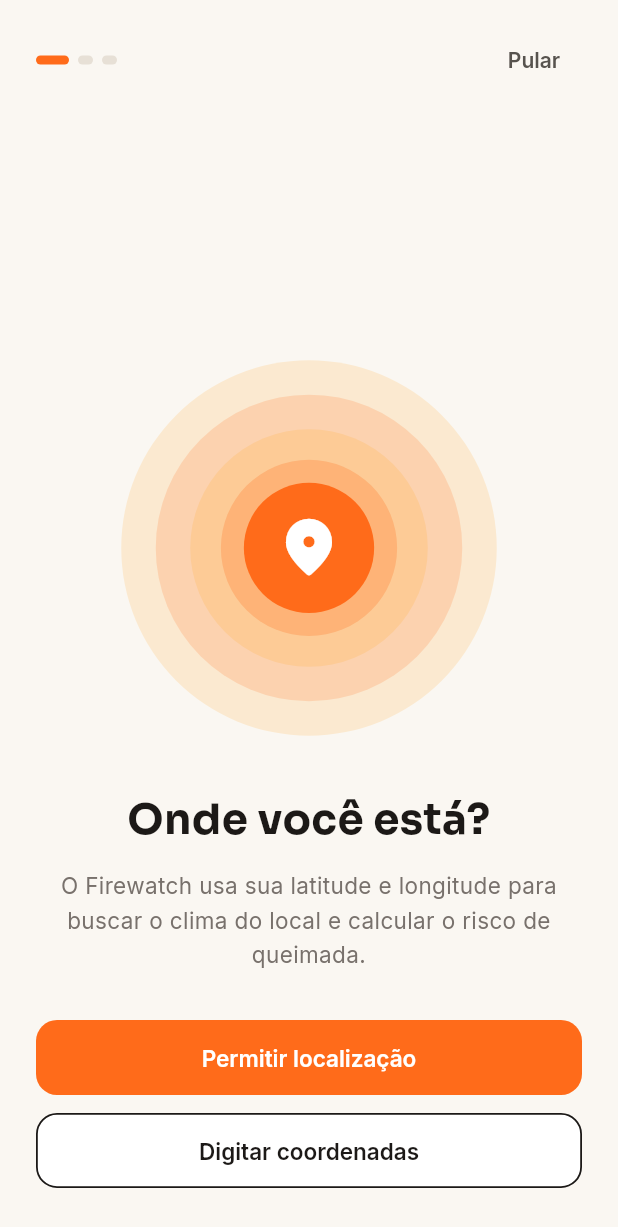
After one commit to FatecFranca/DSM-P5-G03-2026-02, a Flutter app: the screen it shows after launch, after a tap on "Começar", on a phone screen of 412 x 824 dp. The commit adds this screen. Shown: the top 1227 px of the screen. Run offline on Flutter 3.47's test engine with Material 3 defaults, Android fonts, the phone set to English and light mode, and no system bars; our stand-ins replace fl_chart, flutter_riverpod, geolocator, go_router, google_fonts.

Commit message:
feat(onboarding): adiciona captura de localização por GPS e entrada manual

```diff
--- /dev/null
+++ b/FirewatchApp/lib/core/models/geo_coordinates.dart
@@ -0,0 +1,19 @@
+/// Par de coordenadas geográficas (latitude/longitude).
+///
+/// Usado tanto para a posição obtida do GPS quanto para a entrada manual.
+class GeoCoordinates {
+  const GeoCoordinates({
+    required this.latitude,
+    required this.longitude,
+  });
+
+  final double latitude;
+  final double longitude;
+
+  /// Rótulo curto e legível das coordenadas.
+  String get label =>
+      '${latitude.toStringAsFixed(4)}, ${longitude.toStringAsFixed(4)}';
+
+  @override
+  String toString() => label;
+}
--- a/FirewatchApp/lib/core/providers/app_providers.dart
+++ b/FirewatchApp/lib/core/providers/app_providers.dart
@@ -1,7 +1,9 @@
 import 'package:flutter/material.dart';
 import 'package:flutter_riverpod/flutter_riverpod.dart';
 
+import '../../services/location_service.dart';
 import '../data/demo_data.dart';
+import '../models/geo_coordinates.dart';
 import '../models/risk_alert.dart';
 import '../models/risk_level.dart';
 
@@ -10,6 +12,13 @@ final themeModeProvider = StateProvider<ThemeMode>((ref) => ThemeMode.light);
 
 /// Localização selecionada na configuração.
 final locationProvider = StateProvider<String>((ref) => 'Franca, SP');
+
+/// Serviço de localização do dispositivo (permissão + GPS).
+final locationServiceProvider =
+    Provider<LocationService>((ref) => const LocationService());
+
+/// Coordenadas obtidas via GPS ou digitadas manualmente no onboarding.
+final coordinatesProvider = StateProvider<GeoCoordinates?>((ref) => null);
 
 /// Filtro de severidade na tela de alertas (null = todos).
 final alertSeverityFilterProvider =
--- a/FirewatchApp/lib/core/router/app_router.dart
+++ b/FirewatchApp/lib/core/router/app_router.dart
@@ -5,6 +5,8 @@ import '../../features/alerts/alerts_screen.dart';
 import '../../features/dashboard/dashboard_screen.dart';
 import '../../features/forecast/forecast_screen.dart';
 import '../../features/map/map_screen.dart';
+import '../../features/onboarding/coordinates_screen.dart';
+import '../../features/onboarding/location_onboarding_screen.dart';
 import '../../features/prevention/prevention_screen.dart';
 import '../../features/risk_details/risk_details_screen.dart';
 import '../../features/settings/settings_screen.dart';
@@ -24,6 +26,18 @@ abstract final class AppRouter {
         GoRoute(
           path: '/splash',
           builder: (context, state) => const SplashScreen(),
+        ),
+
+        // Onboarding de localização.
+        GoRoute(
+          parentNavigatorKey: _rootNavigatorKey,
+          path: '/onboarding/location',
+          builder: (context, state) => const LocationOnboardingScreen(),
+        ),
+        GoRoute(
+          parentNavigatorKey: _rootNavigatorKey,
+          path: '/onboarding/coordinates',
+          builder: (context, state) => const CoordinatesScreen(),
         ),
 
         // Navegação inferior com estado preservado por aba.
--- /dev/null
+++ b/FirewatchApp/lib/features/onboarding/location_onboarding_screen.dart
@@ -0,0 +1,258 @@
+import 'package:flutter/material.dart';
+import 'package:flutter_riverpod/flutter_riverpod.dart';
+import 'package:go_router/go_router.dart';
+
+import '../../core/providers/app_providers.dart';
+import '../../core/theme/app_colors.dart';
+import '../../core/theme/app_spacing.dart';
+import '../../core/theme/app_typography.dart';
+import '../../services/location_service.dart';
+
+/// Onboarding de localização.
+///
+/// Explica por que o Firewatch precisa das coordenadas e oferece duas saídas:
+/// solicitar a localização do aparelho ou digitar as coordenadas manualmente.
+class LocationOnboardingScreen extends ConsumerStatefulWidget {
+  const LocationOnboardingScreen({super.key});
+
+  @override
+  ConsumerState<LocationOnboardingScreen> createState() =>
+      _LocationOnboardingScreenState();
+}
+
+class _LocationOnboardingScreenState
+    extends ConsumerState<LocationOnboardingScreen> {
+  bool _requesting = false;
+
+  Future<void> _requestLocation() async {
+    if (_requesting) return;
+    setState(() => _requesting = true);
+    try {
+      final coordinates = await ref
+          .read(locationServiceProvider)
+          .getCurrentLocation();
+      ref.read(coordinatesProvider.notifier).state = coordinates;
+      if (!mounted) return;
+      context.go('/monitoring');
+    } on LocationException catch (error) {
+      if (!mounted) return;
+      _showMessage(error.message);
+    } catch (_) {
+      if (!mounted) return;
+      _showMessage('Não foi possível obter sua localização.');
+    } finally {
+      if (mounted) setState(() => _requesting = false);
+    }
+  }
+
+  void _showMessage(String message) {
+    ScaffoldMessenger.of(context)
+      ..hideCurrentSnackBar()
+      ..showSnackBar(SnackBar(content: Text(message)));
+  }
+
+  void _openManualEntry() {
+    context.push('/onboarding/coordinates');
+  }
+
+  void _skip() => context.go('/');
+
+  @override
+  Widget build(BuildContext context) {
+    final media = MediaQuery.sizeOf(context);
+    final illustrationSize = (media.width * 0.62).clamp(200.0, 300.0);
+
+    return Scaffold(
+      backgroundColor: AppColors.background,
+      body: SafeArea(
+        child: LayoutBuilder(
+          builder: (context, constraints) {
+            return SingleChildScrollView(
+              child: ConstrainedBox(
+                constraints: BoxConstraints(minHeight: constraints.maxHeight),
+                child: IntrinsicHeight(
+                  child: Padding(
+                    padding: const EdgeInsets.symmetric(
+                      horizontal: AppSpacing.xl,
+                      vertical: AppSpacing.lg,
+                    ),
+                    child: Column(
+                      crossAxisAlignment: CrossAxisAlignment.stretch,
+                      children: [
+                        Row(
+                          children: [
+                            const _StepIndicator(step: 1, total: 3),
+                            const Spacer(),
+                            TextButton(
+                              onPressed: _skip,
+                              style: TextButton.styleFrom(
+                                foregroundColor: AppColors.grayDark,
+                                textStyle: AppTypography.inter(
+                                  AppColors.grayDark,
+                                  fontSize: 14,
+                                  fontWeight: FontWeight.w600,
+                                ),
+                              ),
+                              child: const Text('Pular'),
+                            ),
+                          ],
+                        ),
+                        const Spacer(),
+                        Center(
+                          child: _LocationIllustration(size: illustrationSize),
+                        ),
+                        const SizedBox(height: AppSpacing.xxl),
+                        Text(
+                          'Onde você está?',
+                          textAlign: TextAlign.center,
+                          style: AppTypography.sora(
+                            AppColors.charcoal,
+                            fontSize: 28,
+                            fontWeight: FontWeight.w700,
+                          ),
+                        ),
+                        const SizedBox(height: AppSpacing.md),
+                        Text(
+                          'O Firewatch usa sua latitude e longitude para buscar o clima do '
+                          'local e calcular o risco de queimada.',
+                          textAlign: TextAlign.center,
+                          style: AppTypography.inter(
+                            AppColors.gray,
+                            fontSize: 15,
+                            height: 1.5,
+                          ),
+                        ),
+                        const SizedBox(height: AppSpacing.xxl),
+                        FilledButton(
+                          onPressed: _requesting ? null : _requestLocation,
+                          child: _requesting
+                              ? const SizedBox(
+                                  width: 18,
+                                  height: 18,
+                                  child: CircularProgressIndicator(
+                                    strokeWidth: 2,
+                                    color: AppColors.white,
+                                  ),
+                                )
+                              : const Text('Permitir localização'),
+                        ),
+                        const SizedBox(height: AppSpacing.md),
+                        OutlinedButton(
+                          onPressed: _requesting ? null : _openManualEntry,
+                          style: OutlinedButton.styleFrom(
+                            backgroundColor: AppColors.white,
+                            foregroundColor: AppColors.charcoal,
+                            side: const BorderSide(
+                              color: AppColors.charcoal,
+                              width: 1.2,
+                            ),
+                            textStyle: AppTypography.inter(
+                              AppColors.charcoal,
+                              fontSize: 15,
+                              fontWeight: FontWeight.w600,
+                            ),
+                          ),
+                          child: const Text('Digitar coordenadas'),
+                        ),
+                        const SizedBox(height: AppSpacing.lg),
+                      ],
+                    ),
+                  ),
+                ),
+              ),
+            );
+          },
+        ),
+      ),
+    );
+  }
+}
+
+/// Indicador de progresso segmentado exibido no topo da etapa.
+class _StepIndicator extends StatelessWidget {
+  const _StepIndicator({required this.step, required this.total});
+
+  final int step;
+  final int total;
+
+  @override
+  Widget build(BuildContext context) {
+    return Row(
+      mainAxisSize: MainAxisSize.min,
+      children: [
+        for (var i = 0; i < total; i++) ...[
+          if (i > 0) const SizedBox(width: 6),
+          AnimatedContainer(
+            duration: const Duration(milliseconds: 250),
+            curve: Curves.easeOut,
+            width: i == step - 1 ? 22 : 10,
+            height: 6,
+            decoration: BoxDecoration(
+              color: i < step ? AppColors.orange : AppColors.border,
+              borderRadius: BorderRadius.circular(AppRadius.pill),
+            ),
+          ),
+        ],
+      ],
+    );
+  }
+}
+
+/// Ilustração central: círculos concêntricos em creme/laranja com um pino.
+class _LocationIllustration extends StatelessWidget {
+  const _LocationIllustration({required this.size});
+
+  final double size;
+
+  @override
+  Widget build(BuildContext context) {
+    return SizedBox(
+      width: size,
+      height: size,
+      child: Stack(
+        alignment: Alignment.center,
+        children: [
+          CustomPaint(
+            size: Size.square(size),
+            painter: _ConcentricRingsPainter(),
+          ),
+          Container(
+            width: size * 0.34,
+            height: size * 0.34,
+            decoration: const BoxDecoration(
+              color: AppColors.orange,
+              shape: BoxShape.circle,
+            ),
+            child: Icon(
+              Icons.location_on_rounded,
+              color: AppColors.white,
+              size: size * 0.18,
+            ),
+          ),
+        ],
+      ),
+    );
+  }
+}
+
+/// Desenha os anéis concêntricos em tons de creme e laranja.
+class _ConcentricRingsPainter extends CustomPainter {
+  @override
+  void paint(Canvas canvas, Size size) {
+    final center = size.center(Offset.zero);
+    final maxRadius = size.width / 2;
+    const rings = <(double, Color)>[
+      (0.98, Color(0x33FFB347)),
+      (0.80, Color(0x2EFF6B1A)),
+      (0.62, Color(0x3DFFB347)),
+      (0.46, Color(0x40FF6B1A)),
+    ];
+
+    for (final (scale, color) in rings) {
+      canvas.drawCircle(center, maxRadius * scale, Paint()..color = color);
+    }
+  }
+
+  @override
+  bool shouldRepaint(covariant CustomPainter oldDelegate) => false;
+}
--- /dev/null
+++ b/FirewatchApp/lib/services/location_service.dart
@@ -0,0 +1,60 @@
+import 'package:geolocator/geolocator.dart';
+
+import '../core/models/geo_coordinates.dart';
+
+/// Erro de localização com mensagem amigável para exibição na interface.
+class LocationException implements Exception {
+  const LocationException(this.message);
+
+  final String message;
+
+  @override
+  String toString() => message;
+}
+
+/// Serviço responsável por solicitar permissão e obter a posição do aparelho.
+class LocationService {
+  const LocationService();
+
+  /// Verifica a permissão, solicita quando necessário e retorna a posição
+  /// atual do aparelho.
+  ///
+  /// Lança [LocationException] com uma mensagem amigável em caso de falha.
+  Future<GeoCoordinates> getCurrentLocation() async {
+    final serviceEnabled = await Geolocator.isLocationServiceEnabled();
+    if (!serviceEnabled) {
+      throw const LocationException(
+        'Ative o serviço de localização do aparelho para continuar.',
+      );
+    }
+
+    var permission = await Geolocator.checkPermission();
+    if (permission == LocationPermission.denied) {
+      permission = await Geolocator.requestPermission();
+    }
+
+    if (permission == LocationPermission.denied) {
+      throw const LocationException(
+        'Permissão de localização negada. Digite as coordenadas manualmente.',
+      );
+    }
+
+    if (permission == LocationPermission.deniedForever) {
+      throw const LocationException(
+        'Permissão de localização bloqueada. Habilite nas configurações do aparelho.',
+      );
+    }
+
+    final position = await Geolocator.getCurrentPosition(
+      locationSettings: const LocationSettings(
+        accuracy: LocationAccuracy.high,
+        timeLimit: Duration(seconds: 15),
+      ),
+    );
+
+    return GeoCoordinates(
+      latitude: position.latitude,
+      longitude: position.longitude,
+    );
+  }
+}
```
Also changed, not shown: FirewatchApp/lib/features/onboarding/coordinates_screen.dart (added, +169 -0 lines).
